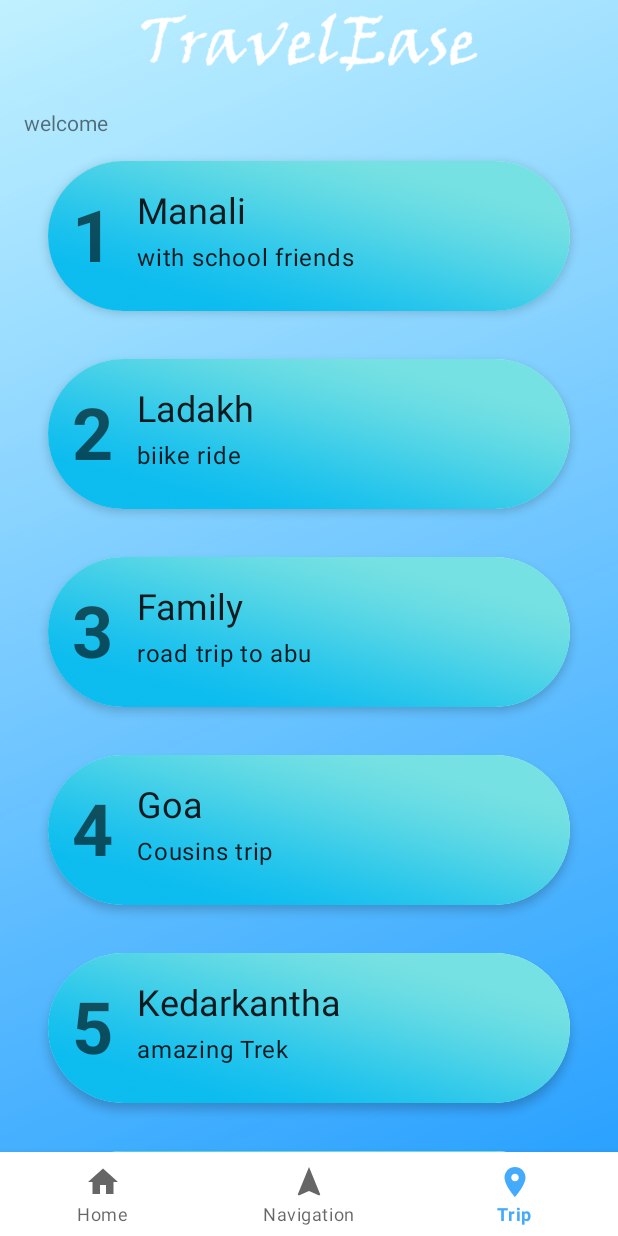
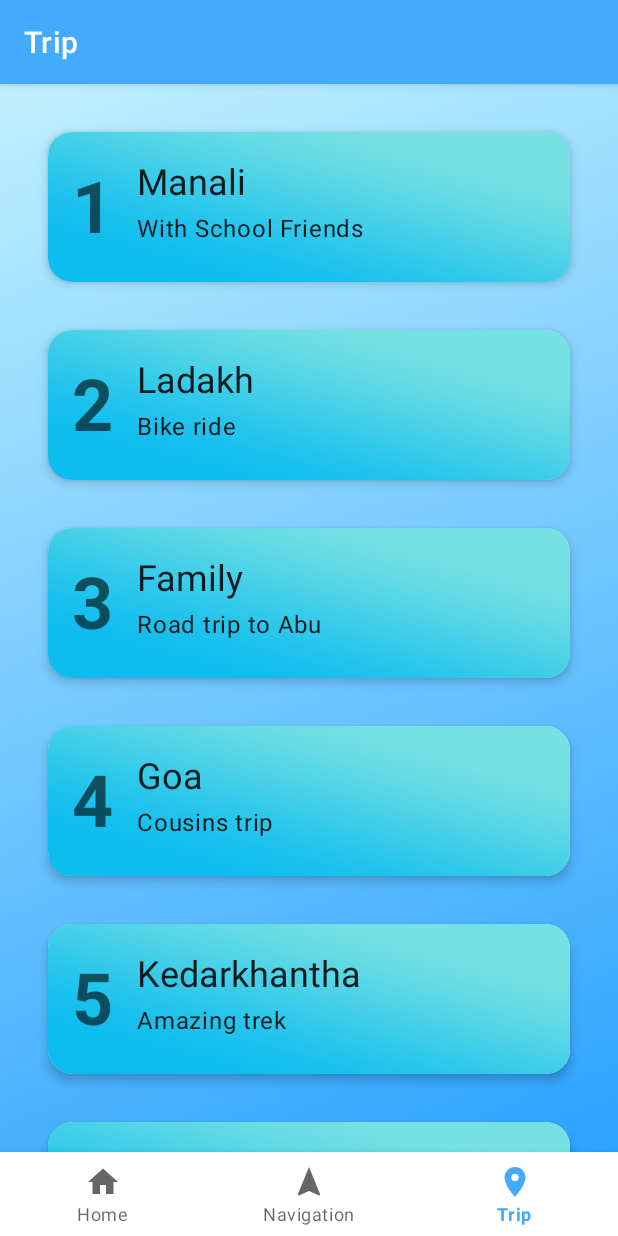
Before and after one commit to NitantBhagat/TravelEase_Android, an Android app: the TripFragment screen opened through its navigation route, on a phone screen of 412 x 824 dp. Run offline under Robolectric (Android 15) with nearby library versions, the phone set to English and light mode, and no system bars; our stand-ins replace navigation-ui.

Commit message:
6th Commit 2/3/23

```diff
--- a/app/src/main/java/com/travelease/nitant/HomeActivity.java
+++ b/app/src/main/java/com/travelease/nitant/HomeActivity.java
@@ -22,7 +22,6 @@ public class HomeActivity extends AppCompatActivity {
 
         binding = ActivityHomeBinding.inflate(getLayoutInflater());
         setContentView(binding.getRoot());
-        getSupportActionBar().hide();
 
         BottomNavigationView navView = findViewById(R.id.nav_view);
         // Passing each menu ID as a set of Ids because each
--- a/app/src/main/java/com/travelease/nitant/ui/Trip/TripFragAdapter.java
+++ b/app/src/main/java/com/travelease/nitant/ui/Trip/TripFragAdapter.java
@@ -11,15 +11,16 @@ import androidx.recyclerview.widget.RecyclerView;
 
 import com.travelease.nitant.R;
 
+import java.util.ArrayList;
+import java.util.List;
+
 public class TripFragAdapter extends RecyclerView.Adapter<TripFragAdapter.myclass> {
 
-    String[] id,title,detail;
+    List<TripItemModel> list;
     Context context;
 
-    public TripFragAdapter(String[] id, String[] title, String[] detail, Context context) {
-        this.id = id;
-        this.title = title;
-        this.detail = detail;
+    public TripFragAdapter(List<TripItemModel> list, Context context) {
+        this.list = list;
         this.context = context;
     }
 
@@ -32,14 +33,15 @@ public class TripFragAdapter extends RecyclerView.Adapter<TripFragAdapter.myclas
 
     @Override
     public void onBindViewHolder(@NonNull myclass holder, int position) {
-        holder.tvID.setText(id[position]);
-        holder.tvTitle.setText(title[position]);
-        holder.tvDetail.setText(detail[position]);
+
+        holder.tvID.setText(Integer.toString(list.get(position).getId()));
+        holder.tvTitle.setText(list.get(position).getTitle());
+        holder.tvDetail.setText(list.get(position).getDetail());
     }
 
     @Override
     public int getItemCount() {
-        return id.length;
+        return list.size();
     }
 
     public class myclass extends RecyclerView.ViewHolder{
--- a/app/src/main/java/com/travelease/nitant/ui/Trip/TripFragment.java
+++ b/app/src/main/java/com/travelease/nitant/ui/Trip/TripFragment.java
@@ -14,15 +14,20 @@ import androidx.recyclerview.widget.RecyclerView;
 import com.travelease.nitant.R;
 import com.travelease.nitant.databinding.FragmentTripBinding;
 
+import java.util.ArrayList;
+import java.util.List;
+
 public class TripFragment extends Fragment {
 
     private FragmentTripBinding binding;
     RecyclerView rvTrip;
     //TEMPORARY DATA IN ITEMS//Starts
-    String[] id={"1","2","3","4","5","6"};
+    int[] id={1,2,3,4,5,6};
     String[] title={"Manali","Ladakh","Family","Goa","Kedarkantha","Somnath"};
     String[] detail={"with school friends","biike ride","road trip to abu","Cousins trip","amazing Trek","Mandir and seawalk"};
-    //TEMPORARY DATA IN ITEMS//ENDS
+    //TEMPORARY DATA IN ITEMS//CONTINUE
+    List<TripItemModel> list= new ArrayList<>();
+    //TEMPORARY DATA IN ITEMS//End
 
     public View onCreateView(@NonNull LayoutInflater inflater,
                              ViewGroup container, Bundle savedInstanceState) {
@@ -30,12 +35,20 @@ public class TripFragment extends Fragment {
         binding = FragmentTripBinding.inflate(inflater, container, false);
         View root = binding.getRoot();
         rvTrip= root.findViewById(R.id.rv_tripfrag_items);
-
+//
         LinearLayoutManager linearLayoutManager = new LinearLayoutManager(getContext());
         rvTrip.setLayoutManager(linearLayoutManager);
-        TripFragAdapter tripFragAdapter = new TripFragAdapter(id,title,detail,getContext());
+        list.add(new TripItemModel(1,"Manali","With School Friends"));
+        list.add(new TripItemModel(2,"Ladakh","Bike ride"));
+        list.add(new TripItemModel(3,"Family","Road trip to Abu"));
+        list.add(new TripItemModel(4,"Goa","Cousins trip"));
+        list.add(new TripItemModel(5,"Kedarkhantha","Amazing trek"));
+        list.add(new TripItemModel(6,"Somnath","Mandir and Seawalk"));
+        list.add(new TripItemModel(7,"Saputara","Hill Station"));
+        TripFragAdapter tripFragAdapter = new TripFragAdapter(list,getContext());
         rvTrip.setAdapter(tripFragAdapter);
 
+//
         return root;
     }
 
--- /dev/null
+++ b/app/src/main/java/com/travelease/nitant/ui/Trip/TripItemModel.java
@@ -0,0 +1,40 @@
+package com.travelease.nitant.ui.Trip;
+
+import android.content.Context;
+
+public class TripItemModel {
+    int id;
+    String title,detail;
+
+
+    public TripItemModel(int id, String title, String detail) {
+        this.id = id;
+        this.title = title;
+        this.detail = detail;
+    }
+
+    public int getId() {
+        return id;
+    }
+
+    public void setId(int id) {
+        this.id = id;
+    }
+
+    public String getTitle() {
+        return title;
+    }
+
+    public void setTitle(String title) {
+        this.title = title;
+    }
+
+    public String getDetail() {
+        return detail;
+    }
+
+    public void setDetail(String detail) {
+        this.detail = detail;
+    }
+
+}
--- a/app/src/main/res/layout/activity_home.xml
+++ b/app/src/main/res/layout/activity_home.xml
@@ -27,28 +27,19 @@
         android:name="androidx.navigation.fragment.NavHostFragment"
         android:layout_width="match_parent"
         android:layout_height="match_parent"
-        android:layout_marginTop="?attr/actionBarSize"
+        android:layout_marginBottom="40dp"
         app:defaultNavHost="true"
-        app:layout_constraintBottom_toTopOf="@id/nav_view"
+        app:layout_constraintBottom_toBottomOf="parent"
         app:layout_constraintHorizontal_bias="0.0"
         app:layout_constraintLeft_toLeftOf="parent"
         app:layout_constraintRight_toRightOf="parent"
         app:layout_constraintTop_toTopOf="parent"
         app:layout_constraintVertical_bias="0.0"
         app:navGraph="@navigation/mobile_navigation" />
+    <!--        android:layout_marginTop="?attr/actionBarSize"-->
 
-    <ImageView
-        android:id="@+id/imageView4"
-        android:layout_width="400dp"
-        android:layout_height="?attr/actionBarSize"
-        android:layout_margin="5dp"
-        android:contentDescription="App Name"
-        app:layout_constraintEnd_toEndOf="parent"
-        app:layout_constraintHorizontal_bias="0.345"
-        app:layout_constraintStart_toStartOf="parent"
-        app:srcCompat="@drawable/app_text"
-        tools:ignore="MissingConstraints"
-        tools:layout_editor_absoluteY="0dp" />
+
+
 
 
 </androidx.constraintlayout.widget.ConstraintLayout>
--- a/app/src/main/res/layout/cv_item.xml
+++ b/app/src/main/res/layout/cv_item.xml
@@ -11,7 +11,7 @@
         android:layout_width="match_parent"
         android:layout_height="100dp"
         android:layout_margin="16dp"
-        app:cardCornerRadius="50dp"
+        app:cardCornerRadius="16dp"
         app:cardElevation="4dp">
 
         <LinearLayout
--- a/app/src/main/res/layout/fragment_trip.xml
+++ b/app/src/main/res/layout/fragment_trip.xml
@@ -8,14 +8,11 @@
     tools:context=".ui.Trip.TripFragment"
     android:orientation="vertical">
 
-    <TextView
-        android:layout_width="match_parent"
-        android:layout_height="wrap_content"
-        android:text="welcome"/>
+
 
     <androidx.recyclerview.widget.RecyclerView
         android:layout_width="match_parent"
-        android:layout_height="match_parent"
+        android:layout_height="wrap_content"
         android:id="@+id/rv_tripfrag_items">
 
     </androidx.recyclerview.widget.RecyclerView>
--- a/app/src/main/res/navigation/mobile_navigation.xml
+++ b/app/src/main/res/navigation/mobile_navigation.xml
@@ -14,12 +14,12 @@
     <fragment
         android:id="@+id/navigation_dashboard"
         android:name="com.travelease.nitant.ui.Navigation.NavigationFragment"
-        android:label="@string/title_dashboard"
+        android:label="Navigation"
         tools:layout="@layout/fragment_navigation" />
 
     <fragment
         android:id="@+id/navigation_notifications"
         android:name="com.travelease.nitant.ui.Trip.TripFragment"
-        android:label="@string/title_notifications"
+        android:label="Trip"
         tools:layout="@layout/fragment_trip" />
 </navigation>
```
